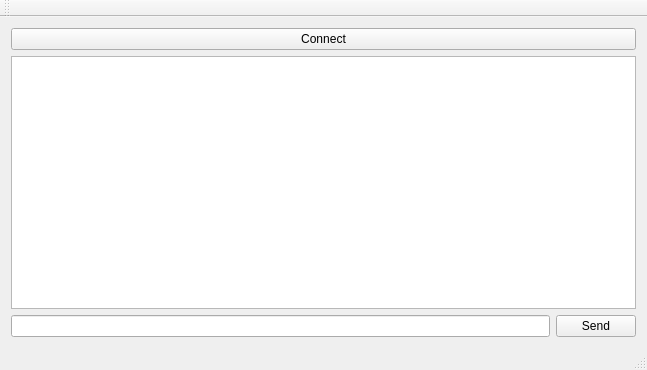
The window that src/ui/mainwindow.ui (pajlada/patty) describes before a commit, drawn with Qt 5.
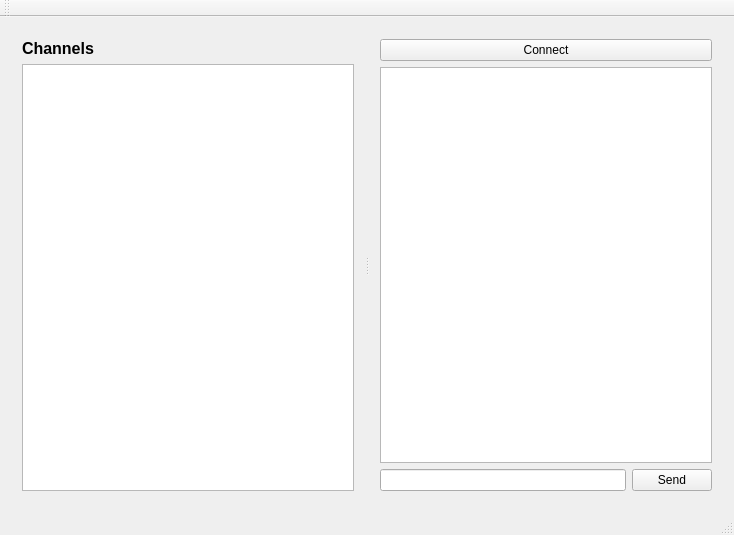
The same window after the commit.

```diff
--- a/src/ui/mainwindow.ui
+++ b/src/ui/mainwindow.ui
@@ -6,14 +6,112 @@
    <rect>
     <x>0</x>
     <y>0</y>
-    <width>647</width>
-    <height>370</height>
+    <width>734</width>
+    <height>535</height>
    </rect>
   </property>
   <property name="windowTitle">
    <string>MainWindow</string>
   </property>
   <widget class="QWidget" name="centralWidget">
+   <layout class="QVBoxLayout" name="verticalLayout_3">
+    <item>
+     <widget class="QSplitter" name="splitter">
+      <property name="sizePolicy">
+       <sizepolicy hsizetype="Expanding" vsizetype="Preferred">
+        <horstretch>0</horstretch>
+        <verstretch>0</verstretch>
+       </sizepolicy>
+      </property>
+      <property name="frameShape">
+       <enum>QFrame::NoFrame</enum>
+      </property>
+      <property name="orientation">
+       <enum>Qt::Horizontal</enum>
+      </property>
+      <property name="opaqueResize">
+       <bool>true</bool>
+      </property>
+      <property name="handleWidth">
+       <number>4</number>
+      </property>
+      <widget class="QWidget" name="verticalLayoutWidget_2">
+       <layout class="QVBoxLayout" name="layout_channels" stretch="0,0">
+        <property name="sizeConstraint">
+         <enum>QLayout::SetMinimumSize</enum>
+        </property>
+        <item>
+         <widget class="QLabel" name="label">
+          <property name="sizePolicy">
+           <sizepolicy hsizetype="Minimum" vsizetype="Preferred">
+            <horstretch>0</horstretch>
+            <verstretch>0</verstretch>
+           </sizepolicy>
+          </property>
+          <property name="minimumSize">
+           <size>
+            <width>100</width>
+            <height>0</height>
+           </size>
+          </property>
+          <property name="maximumSize">
+           <size>
+            <width>16777215</width>
+            <height>16777215</height>
+           </size>
+          </property>
+          <property name="baseSize">
+           <size>
+            <width>150</width>
+            <height>0</height>
+           </size>
+          </property>
+          <property name="font">
+           <font>
+            <pointsize>12</pointsize>
+            <weight>75</weight>
+            <bold>true</bold>
+           </font>
+          </property>
+          <property name="text">
+           <string>Channels</string>
+          </property>
+          <property name="buddy">
+           <cstring>textEdit</cstring>
+          </property>
+         </widget>
+        </item>
+        <item>
+         <widget class="QListView" name="listview_channels">
+          <property name="sizePolicy">
+           <sizepolicy hsizetype="Minimum" vsizetype="Expanding">
+            <horstretch>0</horstretch>
+            <verstretch>0</verstretch>
+           </sizepolicy>
+          </property>
+          <property name="minimumSize">
+           <size>
+            <width>100</width>
+            <height>0</height>
+           </size>
+          </property>
+          <property name="maximumSize">
+           <size>
+            <width>16777215</width>
+            <height>16777215</height>
+           </size>
+          </property>
+          <property name="baseSize">
+           <size>
+            <width>150</width>
+            <height>0</height>
+           </size>
+          </property>
+         </widget>
+        </item>
+       </layout>
+      </widget>
+      <widget class="QWidget" name="verticalLayoutWidget">
    <layout class="QVBoxLayout" name="verticalLayout">
     <item>
      <widget class="QPushButton" name="btn_connect">
@@ -54,6 +152,10 @@
     </item>
    </layout>
   </widget>
+     </widget>
+    </item>
+   </layout>
+  </widget>
   <widget class="QMenuBar" name="menuBar">
    <property name="geometry">
     <rect>
```
Left out of the diff: 14 changed lines with no effect on the pictures. Lines whose indentation alone changed are shown as unchanged.
